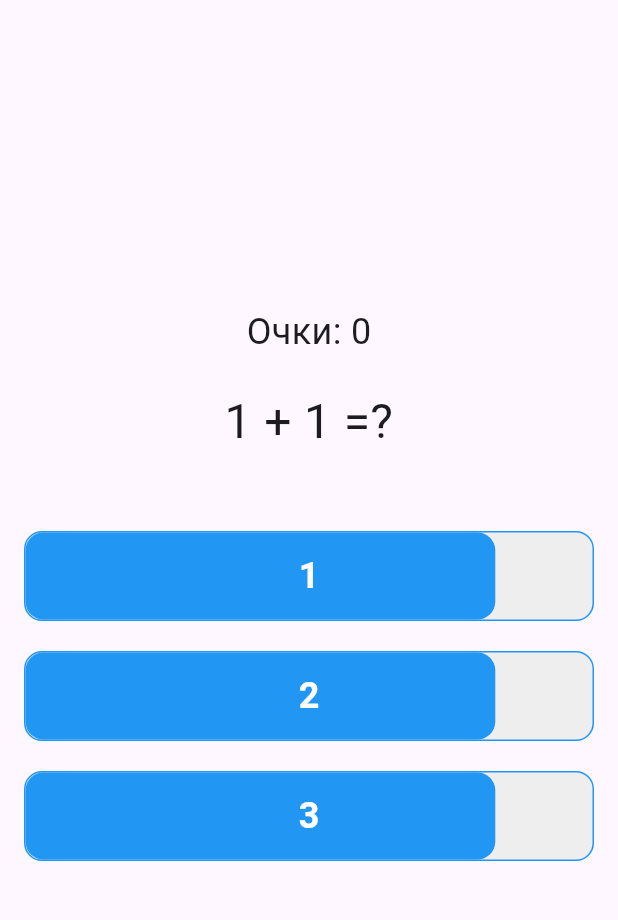
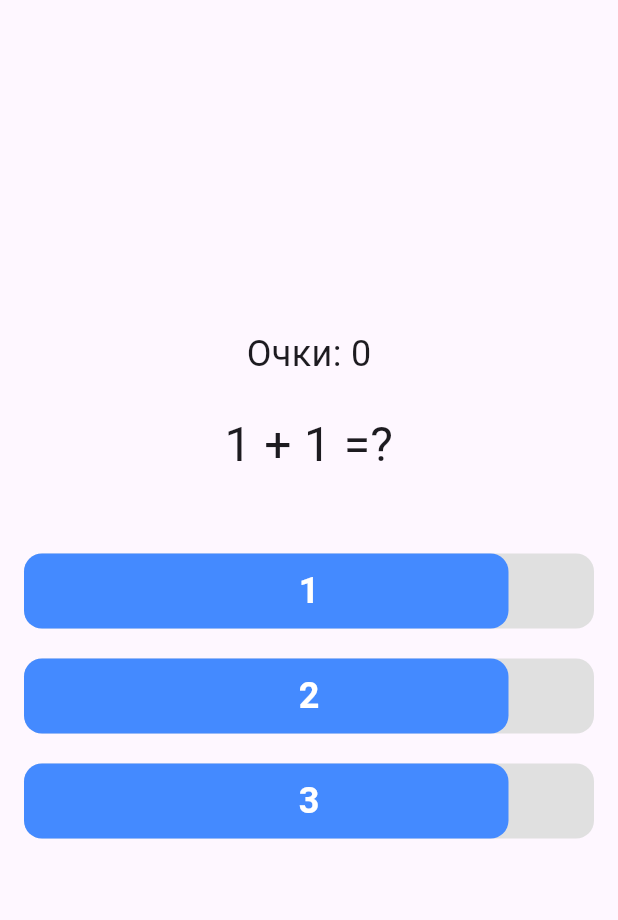
Before and after one commit to Atoktobekov/math_blitz, a Flutter app: the screen it shows after launch, after a tap on "НАЧАТЬ", on a phone screen of 412 x 824 dp, the part 69-989 px from its top. Run offline on Flutter 3.47's test engine with Material 3 defaults, Android fonts, the phone set to English and light mode, and no system bars.

Commit message:
fix animation of buttons 1 2 3

```diff
--- a/lib/presentation/widgets/answerButton.dart
+++ b/lib/presentation/widgets/answerButton.dart
@@ -2,56 +2,74 @@ import 'package:flutter/material.dart';
 
 class AnswerButton extends StatelessWidget {
   final int answer;
-  final double fillPercent; // от 0.0 до 1.0
+  final double fillPercent;
   final VoidCallback onPressed;
 
   const AnswerButton({
+    super.key,
     required this.answer,
     required this.fillPercent,
     required this.onPressed,
-    super.key,
   });
 
   @override
   Widget build(BuildContext context) {
-    final baseColor = Colors.blue;
+    return LayoutBuilder(
+      builder: (context, constraints) {
+        final fullWidth = constraints.maxWidth;
+        final fillWidth = fullWidth * fillPercent.clamp(0.0, 1.0);
 
-    return GestureDetector(
-      onTap: onPressed,
-      child: Container(
-        height: 60,
-        clipBehavior: Clip.hardEdge,
+        return Stack(
+          children: [
+            // Заливка под кнопкой
+            Container(
+              height: 50,
+              width: double.infinity,
               decoration: BoxDecoration(
                 borderRadius: BorderRadius.circular(12),
-          border: Border.all(color: baseColor),
-          color: Colors.grey[200],
+                color: Colors.grey.shade300,
               ),
-        child: Stack(
-          children: [
-            FractionallySizedBox(
+              child: Align(
                 alignment: Alignment.centerLeft,
-              widthFactor: fillPercent.clamp(0.0, 1.0),
-              child: Container(
+                child: AnimatedContainer(
+                  duration: const Duration(milliseconds: 150),
+                  width: fillWidth,
+                  height: 50,
                   decoration: BoxDecoration(
-                  color: baseColor,
+                    color: Colors.blueAccent,
                     borderRadius: BorderRadius.circular(12),
                   ),
                 ),
               ),
-            Center(
+            ),
+
+            // Сама кнопка сверху
+            SizedBox(
+              height: 50,
+              width: double.infinity,
+              child: ElevatedButton(
+                onPressed: onPressed,
+                style: ElevatedButton.styleFrom(
+                  backgroundColor: Colors.transparent,
+                  shadowColor: Colors.transparent,
+                  surfaceTintColor: Colors.transparent,
+                  shape: RoundedRectangleBorder(
+                    borderRadius: BorderRadius.circular(12),
+                  ),
+                ),
                 child: Text(
-                answer.toString(),
-                style: TextStyle(
+                  '$answer',
+                  style: const TextStyle(
                     fontSize: 24,
-                  color: fillPercent > 0.3 ? Colors.white : baseColor,
                     fontWeight: FontWeight.bold,
+                    color: Colors.white,
+                  ),
                 ),
               ),
             ),
           ],
-        ),
-      ),
         );
-
+      },
+    );
   }
 }
```
Lines whose indentation alone changed are shown as unchanged.
